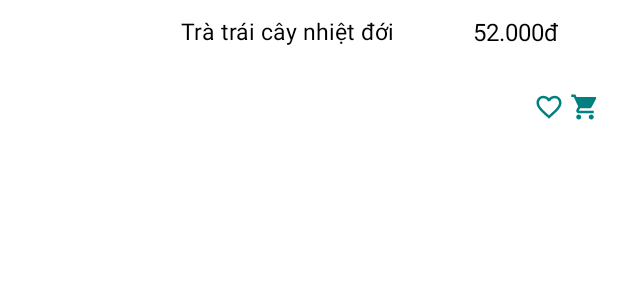
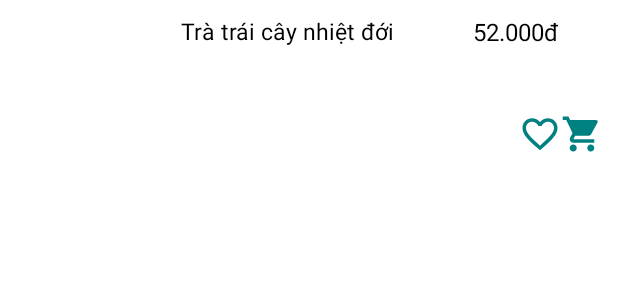
Before and after one commit to phamhuynhquocduy/Coffee-System, an Android app: the layout layout_product_item.xml on its own in the app's theme, with its tools: preview values and no code run, on a phone screen of 412 x 824 dp. Shown: the top 300 px of the screen. Run offline under Robolectric (Android 15) with nearby library versions, the phone set to English and light mode, and no system bars.

Commit message:
fix layout view

```diff
--- a/app/src/main/java/com/example/coffeesystem/ui/home/ProductAdapter.kt
+++ b/app/src/main/java/com/example/coffeesystem/ui/home/ProductAdapter.kt
@@ -33,6 +33,7 @@ class ProductAdapter(private var mItems: ArrayList<Product>) :RecyclerView.Adapt
         val dec = DecimalFormat("###,###.#")
         val price = dec.format(item.price)
         holder.mTvPrice!!.text= price
+        holder.tvDescription!!.text=item.description
         Picasso.get().load(item.image).into(holder.mImage)
         }
     inner class CustomViewHolder(itemView: View?) : RecyclerView.ViewHolder(itemView!!) {
@@ -41,6 +42,7 @@ class ProductAdapter(private var mItems: ArrayList<Product>) :RecyclerView.Adapt
         var mImage  =itemView?.findViewById<ImageView>(R.id.img_product)
         var mImgBtnFavorite = itemView?.findViewById<ImageButton>(R.id.imgbtn_favorite)
         var mImgBtnCart = itemView?.findViewById<ImageButton>(R.id.imgbtn_cart)
+        var tvDescription = itemView?.findViewById<TextView>(R.id.tv_description);
     }
     fun addItems(items: ArrayList<Product>) {
         mItems.clear()
--- a/app/src/main/res/layout/layout_product_item.xml
+++ b/app/src/main/res/layout/layout_product_item.xml
@@ -28,6 +28,7 @@
                 android:layout_marginLeft="10dp"
                 android:layout_marginTop="10dp"
                 android:layout_weight="3"
+                android:layout_marginBottom="8dp"
                 android:orientation="horizontal">
                 <LinearLayout
                     android:layout_width="match_parent"
@@ -38,6 +39,7 @@
                         android:layout_width="wrap_content"
                         android:layout_height="wrap_content"
                         android:text="Trà trái cây nhiệt đới"
+                        android:maxLines="1"
                         android:textSize="15sp"
                         android:textColor="@color/black">
                     </TextView>
@@ -57,24 +59,35 @@
                     </TextView>
                 </LinearLayout>
             </LinearLayout>
+                <TextView
+                    android:id="@+id/tv_description"
+                    android:layout_marginHorizontal="10dp"
+                    android:layout_width="match_parent"
+                    android:layout_height="wrap_content"
+                    android:layout_marginVertical="8dp"
+                    android:maxLines="1">
+                </TextView>
             <LinearLayout
                 android:layout_width="match_parent"
                 android:layout_height="wrap_content"
                 android:orientation="horizontal"
                 android:gravity="end"
+                android:layout_marginBottom="8dp"
                 android:layout_weight="3">
                 <ImageButton
                     android:id="@+id/imgbtn_favorite"
-                    android:layout_width="24dp"
-                    android:layout_height="24dp"
+                    android:layout_width="28dp"
+                    android:layout_height="28dp"
+                    android:scaleType="fitXY"
                     android:background="@color/white"
                     android:src="@drawable/ic_baseline_favorite_border_24">
                 </ImageButton>
                 <ImageButton
                     android:id="@+id/imgbtn_cart"
-                    android:layout_width="24dp"
-                    android:layout_height="24dp"
+                    android:layout_width="28dp"
+                    android:layout_height="28dp"
                     android:background="@color/white"
+                    android:scaleType="fitXY"
                     android:src="@drawable/ic_baseline_shopping_cart_24"
                     android:layout_marginRight="10dp">
                 </ImageButton>
```
